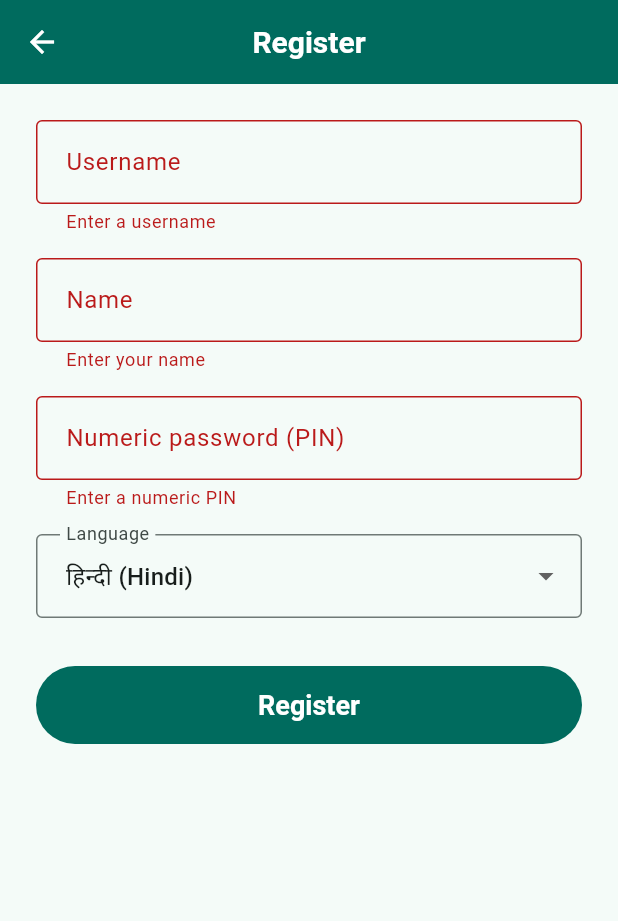
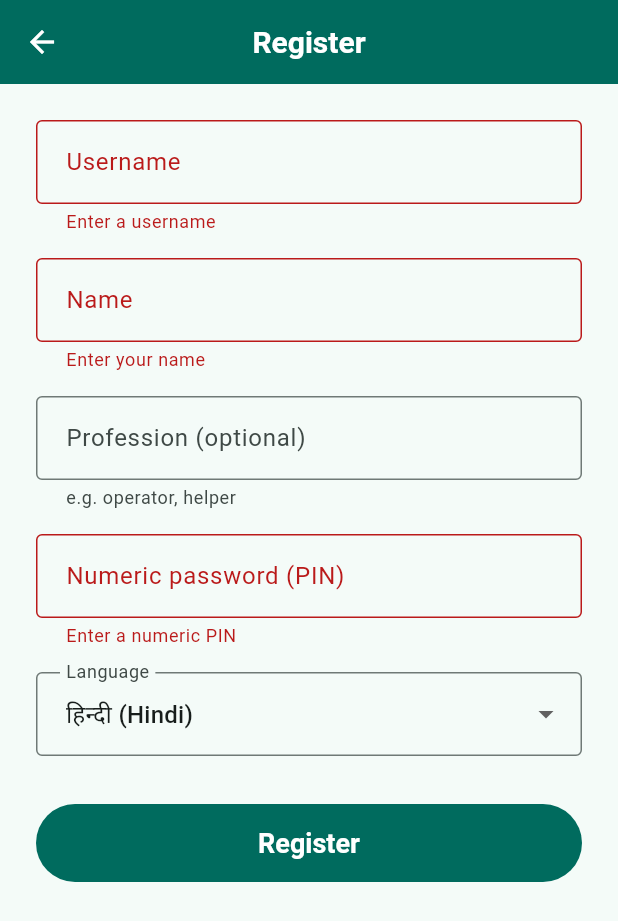
Before and after one commit to SympharixIndia/aawaaz, a Flutter app: the RegistrationScreen screen opened directly, after a tap on "Register", on a phone screen of 412 x 824 dp. Shown: the top 921 px of the screen. Run offline on Flutter 3.47's test engine with Material 3 defaults, Android fonts, the phone set to English and light mode, and no system bars; our stand-ins replace flutter_dotenv, flutter_tts, speech_to_text.

Commit message:
V3 F2: registration posts to backend (POST /api/workers)
- BackendService (wraps ApiClient, returns DTOs); provided via MultiProvider
- RegistrationScreen: add optional profession field; async submit with loading
  spinner; 409 -> username taken, other/connection errors surfaced
- SPEC_V3: F2 ticked

Co-Authored-By: Claude Opus 4.8 <noreply@anthropic.com>

```diff
--- /dev/null
+++ b/aawaaz-mobile/lib/data/backend_service.dart
@@ -0,0 +1,27 @@
+import '../models/api/user_dto.dart';
+import 'api_client.dart';
+
+/// Typed access to the Aawaaz backend. Methods return DTOs or throw [ApiException].
+/// Grows one endpoint per build step (F2+).
+class BackendService {
+  final ApiClient _api;
+  BackendService([ApiClient? api]) : _api = api ?? ApiClient();
+
+  /// Registers a worker. Throws [ApiException] (409 if the username is taken).
+  Future<UserDto> registerWorker({
+    required String username,
+    required String name,
+    required String password,
+    String? profession,
+    required String languageCode,
+  }) async {
+    final json = await _api.post('/api/workers', {
+      'username': username,
+      'name': name,
+      'password': password,
+      'profession': profession,
+      'languageCode': languageCode,
+    });
+    return UserDto.fromJson(json as Map<String, dynamic>);
+  }
+}
--- a/aawaaz-mobile/lib/main.dart
+++ b/aawaaz-mobile/lib/main.dart
@@ -4,6 +4,7 @@ import 'package:provider/provider.dart';
 
 import 'constants.dart';
 import 'data/app_repository.dart';
+import 'data/backend_service.dart';
 import 'screens/home_screen.dart';
 import 'ui/theme.dart';
 
@@ -16,8 +17,11 @@ Future<void> main() async {
     // ApiConfig provides sensible defaults when .env isn't present.
   }
   runApp(
-    ChangeNotifierProvider(
-      create: (_) => AppRepository()..seedDemoData(),
+    MultiProvider(
+      providers: [
+        ChangeNotifierProvider(create: (_) => AppRepository()..seedDemoData()),
+        Provider<BackendService>(create: (_) => BackendService()),
+      ],
       child: const AawaazApp(),
     ),
   );
--- a/aawaaz-mobile/lib/screens/registration_screen.dart
+++ b/aawaaz-mobile/lib/screens/registration_screen.dart
@@ -3,9 +3,11 @@ import 'package:flutter/services.dart';
 import 'package:provider/provider.dart';
 
 import '../constants.dart';
-import '../data/app_repository.dart';
+import '../data/api_client.dart';
+import '../data/backend_service.dart';
 
-/// New-worker registration: username + name + numeric PIN + language.
+/// New-worker registration: username + name + numeric PIN + profession + language.
+/// Submits to the backend (`POST /api/workers`).
 class RegistrationScreen extends StatefulWidget {
   const RegistrationScreen({super.key});
 
@@ -18,38 +20,47 @@ class _RegistrationScreenState extends State<RegistrationScreen> {
   final _username = TextEditingController();
   final _name = TextEditingController();
   final _pin = TextEditingController();
+  final _profession = TextEditingController();
   String _languageCode = supportedLanguages.first.code;
+  bool _submitting = false;
 
   @override
   void dispose() {
     _username.dispose();
     _name.dispose();
     _pin.dispose();
+    _profession.dispose();
     super.dispose();
   }
 
-  void _submit() {
-    if (!_formKey.currentState!.validate()) return;
+  Future<void> _submit() async {
+    if (!_formKey.currentState!.validate() || _submitting) return;
+    setState(() => _submitting = true);
 
-    final repo = context.read<AppRepository>();
-    final worker = repo.registerWorker(
-      username: _username.text,
-      name: _name.text,
-      password: _pin.text,
-      languageCode: _languageCode,
-    );
+    final backend = context.read<BackendService>();
+    final messenger = ScaffoldMessenger.of(context);
+    final navigator = Navigator.of(context);
 
-    if (worker == null) {
-      ScaffoldMessenger.of(context).showSnackBar(
-        const SnackBar(content: Text('That username is already taken.')),
+    try {
+      final worker = await backend.registerWorker(
+        username: _username.text,
+        name: _name.text,
+        password: _pin.text,
+        profession: _profession.text.trim().isEmpty ? null : _profession.text.trim(),
+        languageCode: _languageCode,
       );
-      return;
+      if (!mounted) return;
+      messenger.showSnackBar(SnackBar(
+          content: Text('Registered ${worker.name}. You can now file a request.')));
+      navigator.pop();
+    } on ApiException catch (e) {
+      if (!mounted) return;
+      final msg = e.statusCode == 409
+          ? 'That username is already taken.'
+          : e.message;
+      messenger.showSnackBar(SnackBar(content: Text(msg)));
+      setState(() => _submitting = false);
     }
-
-    ScaffoldMessenger.of(context).showSnackBar(
-      SnackBar(content: Text('Registered ${worker.name}. You can now file a request.')),
-    );
-    Navigator.of(context).pop();
   }
 
   @override
@@ -89,6 +100,16 @@ class _RegistrationScreenState extends State<RegistrationScreen> {
                 ),
                 const SizedBox(height: 16),
                 TextFormField(
+                  controller: _profession,
+                  decoration: const InputDecoration(
+                    labelText: 'Profession (optional)',
+                    helperText: 'e.g. operator, helper',
+                    border: OutlineInputBorder(),
+                  ),
+                  textInputAction: TextInputAction.next,
+                ),
+                const SizedBox(height: 16),
+                TextFormField(
                   controller: _pin,
                   decoration: const InputDecoration(
                     labelText: 'Numeric password (PIN)',
@@ -120,11 +141,17 @@ class _RegistrationScreenState extends State<RegistrationScreen> {
                 ),
                 const SizedBox(height: 32),
                 FilledButton(
-                  onPressed: _submit,
+                  onPressed: _submitting ? null : _submit,
                   style: FilledButton.styleFrom(
                     minimumSize: const Size.fromHeight(56),
                   ),
-                  child: const Text('Register', style: TextStyle(fontSize: 18)),
+                  child: _submitting
+                      ? const SizedBox(
+                          height: 24,
+                          width: 24,
+                          child: CircularProgressIndicator(strokeWidth: 2),
+                        )
+                      : const Text('Register', style: TextStyle(fontSize: 18)),
                 ),
               ],
             ),
```
Also changed, not shown: 1 other file.
